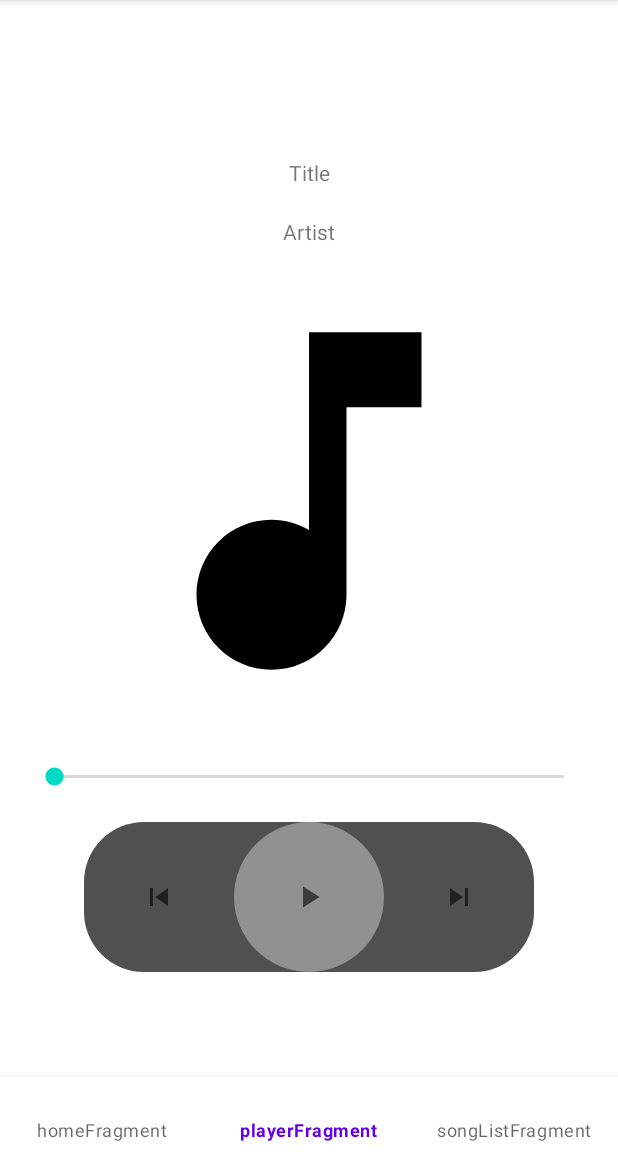
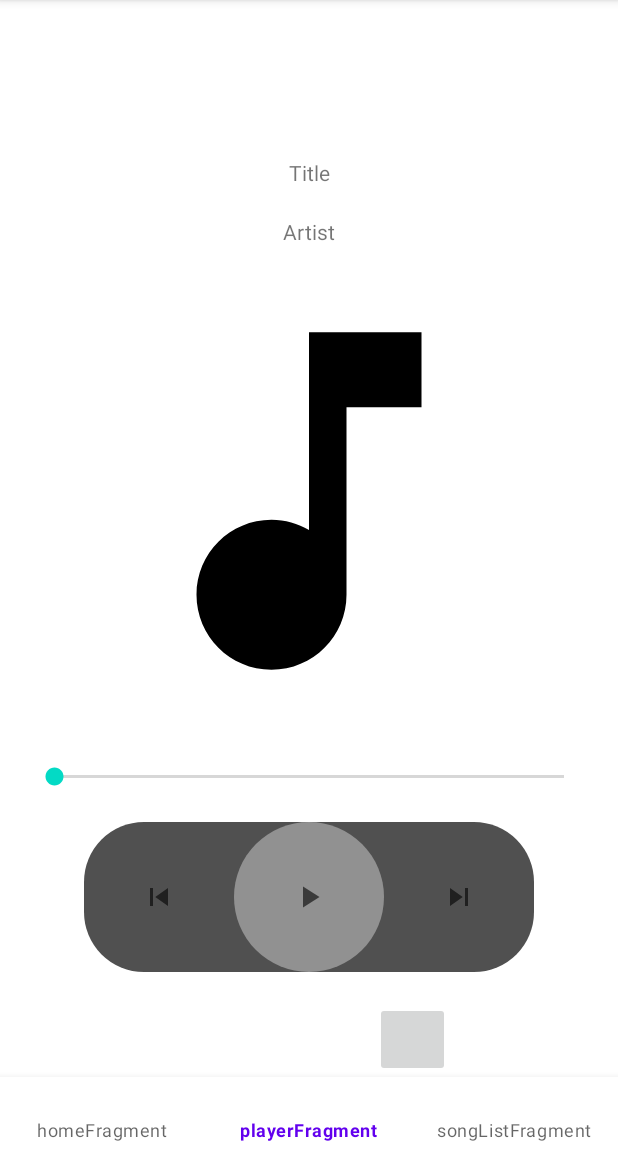
Before and after one commit to adrpien/MusicPlayerApp, an Android app: the screen it shows after launch (MainActivity), item 2 of the bottom bar chosen, on a phone screen of 412 x 824 dp, the part 84-1236 px from its top. Run offline under Robolectric (Android 15) with nearby library versions, the phone set to English and light mode, and no system bars; our stand-ins replace Dagger/Hilt's generated code, navigation-ui; network calls fail.

Commit message:
- subscribeToObservers funtion finishing - added songViewPager swipe callback - added songPlaybackStateButton click listener

```diff
--- a/app/src/main/res/layout/activity_main.xml
+++ b/app/src/main/res/layout/activity_main.xml
@@ -4,6 +4,7 @@
     xmlns:tools="http://schemas.android.com/tools"
     android:layout_width="match_parent"
     android:layout_height="match_parent"
+    android:id="@+id/root_layout"
     tools:context=".ui.activities.MainActivity">
 
     <fragment
@@ -28,12 +29,26 @@
         <ImageView
             android:id="@+id/songImageView"
             android:layout_width="50dp"
-            android:layout_height="50dp" />
+            android:layout_height="match_parent"
+            tools:layout_conversion_absoluteHeight="50dp"
+            tools:layout_editor_absoluteY="632dp"
+            tools:layout_editor_absoluteX="0dp"
+            tools:layout_conversion_absoluteWidth="50dp" />
 
         <androidx.viewpager2.widget.ViewPager2
             android:id="@+id/songViewPager"
-            android:layout_width="match_parent"
-            android:layout_height="match_parent" />
+            android:layout_width="200dp"
+            android:layout_height="match_parent"
+            tools:layout_conversion_absoluteHeight="50dp"
+            tools:layout_editor_absoluteY="632dp"
+            tools:layout_editor_absoluteX="50dp"
+            tools:layout_conversion_absoluteWidth="362dp" />
+
+        <ImageButton
+            android:id="@+id/song_playback_state_button"
+            android:layout_width="50dp"
+            android:layout_height="match_parent"
+            android:layout_gravity="right" />
     </LinearLayout>
 
     <com.google.android.material.bottomnavigation.BottomNavigationView
```
Also changed, not shown: app/src/main/java/com/adrpien/musicplayerapp/ui/activities/MainActivity.kt (+62 -5 lines).
